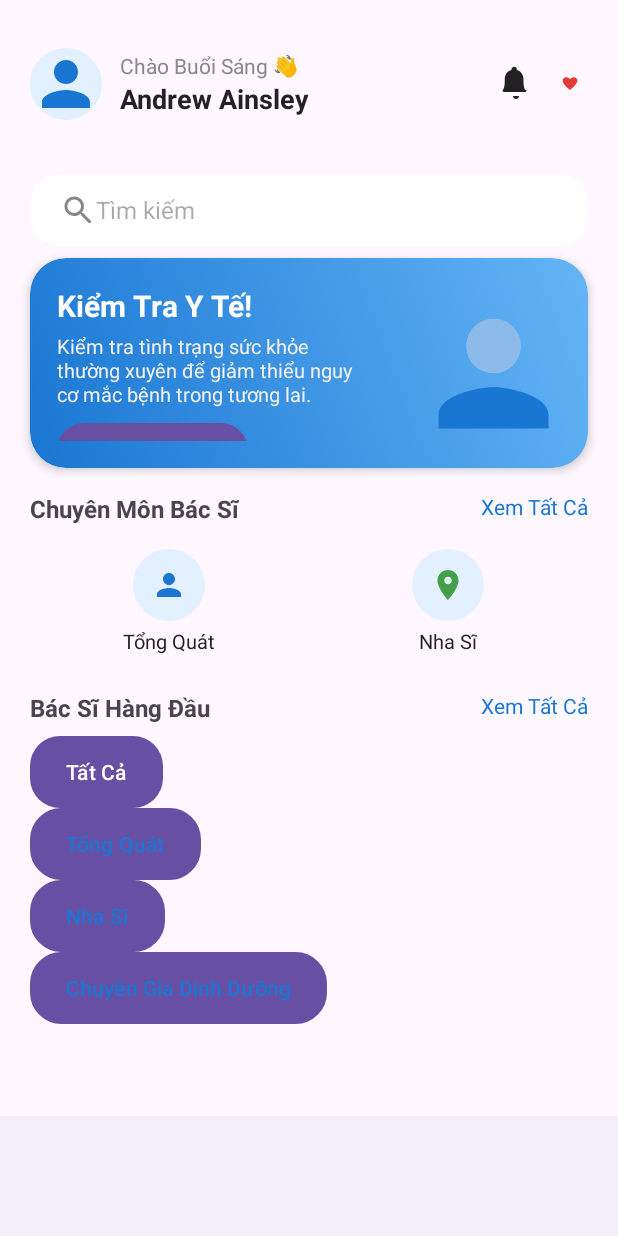
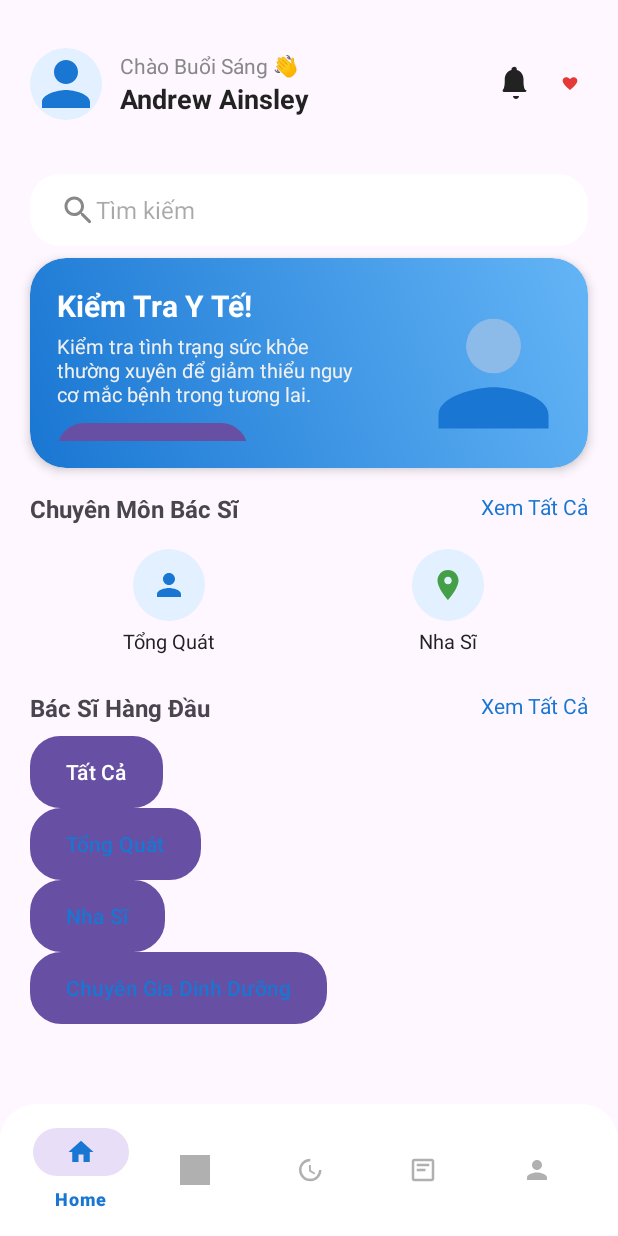
Before and after one commit to Du-Tuan-Minh/PROJECT_PRM, an Android app: the MainActivity screen opened directly, with no data from a screen before it, on a phone screen of 412 x 824 dp. Run offline under Robolectric (Android 15) with nearby library versions, the light colour scheme and no system bars; our stand-ins replace Firebase (no records; nobody signed in at launch, a user with empty details on screens opened directly).

Commit message:
frontend home

```diff
--- a/app/src/main/res/color/bottom_nav_selector.xml
+++ b/app/src/main/res/color/bottom_nav_selector.xml
@@ -1,4 +1,5 @@
+<?xml version="1.0" encoding="utf-8"?>
 <selector xmlns:android="http://schemas.android.com/apk/res/android">
-    <item android:color="#1976D2" android:state_checked="true"/>
-    <item android:color="#B0B0B0" android:state_checked="false"/>
+    <item android:color="#1976D2" android:state_checked="true" />
+    <item android:color="#B0B0B0" android:state_checked="false" />
 </selector>
--- /dev/null
+++ b/app/src/main/res/drawable/bottom_nav_background.xml
@@ -0,0 +1,5 @@
+<?xml version="1.0" encoding="utf-8"?>
+<shape xmlns:android="http://schemas.android.com/apk/res/android" android:shape="rectangle">
+    <solid android:color="#FFFFFF"/>
+    <corners android:topLeftRadius="24dp" android:topRightRadius="24dp" android:bottomLeftRadius="0dp" android:bottomRightRadius="0dp"/>
+</shape>
--- a/app/src/main/res/layout/activity_main.xml
+++ b/app/src/main/res/layout/activity_main.xml
@@ -318,8 +318,18 @@
         android:id="@+id/bottomNavigation"
         android:layout_width="0dp"
         android:layout_height="wrap_content"
+        app:menu="@menu/bottom_nav_menu"
         app:layout_constraintBottom_toBottomOf="parent"
         app:layout_constraintStart_toStartOf="parent"
-        app:layout_constraintEnd_toEndOf="parent"/>
+        app:layout_constraintEnd_toEndOf="parent"
+        android:background="@drawable/bottom_nav_background"
+        android:elevation="8dp"
+        app:itemIconTint="@color/bottom_nav_selector"
+        app:itemTextColor="@color/bottom_nav_selector"
+        app:itemIconSize="20dp"
+        android:paddingStart="16dp"
+        android:paddingEnd="16dp"
+        android:paddingTop="4dp"
+        android:paddingBottom="4dp"/>
 
 </androidx.constraintlayout.widget.ConstraintLayout>
--- /dev/null
+++ b/app/src/main/res/values/styles.xml
@@ -0,0 +1,6 @@
+<resources>
+    <style name="BottomNavText" parent="TextAppearance.AppCompat.Caption">
+        <item name="android:textSize">11sp</item>
+        <item name="android:fontFamily">sans-serif</item>
+    </style>
+</resources>
```
